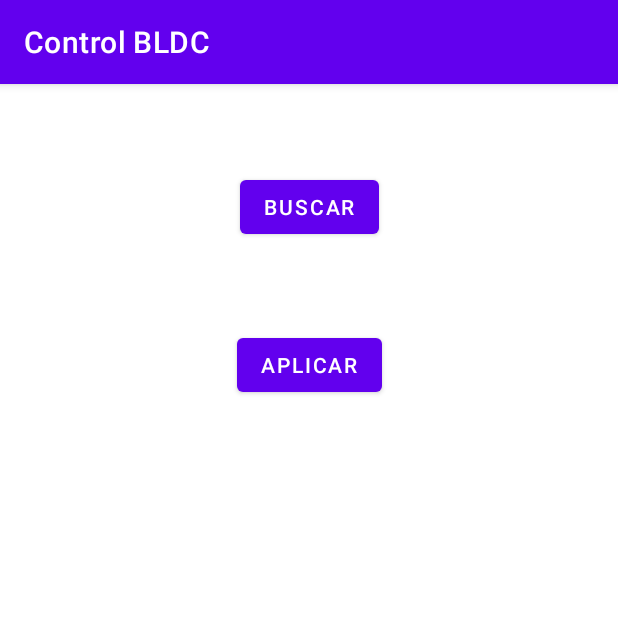
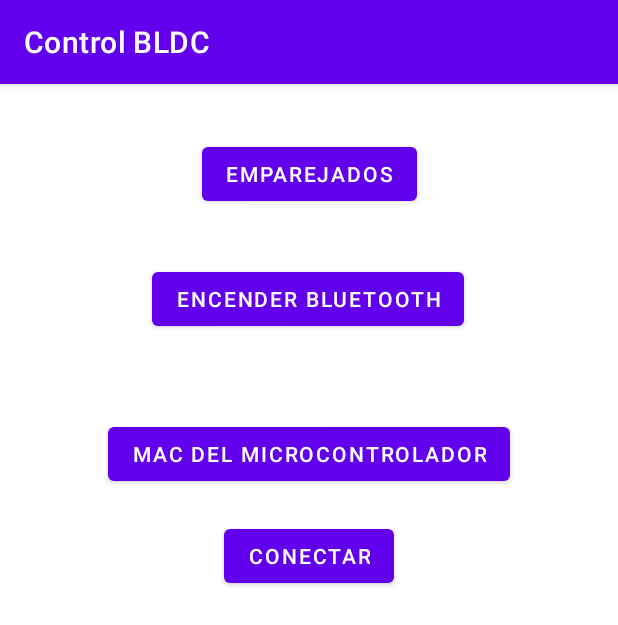
Before and after one commit to Darodbas/Control_BLDC, an Android app: the screen it shows after launch (MainActivity), on a phone screen of 412 x 824 dp. Shown: the top 625 px of the screen. Run offline under Robolectric (Android 15) with nearby library versions, the phone set to English and light mode, and no system bars.

Commit message:
pruebas conexion servidor

```diff
--- a/app/src/main/AndroidManifest.xml
+++ b/app/src/main/AndroidManifest.xml
@@ -9,6 +9,8 @@
 
     <uses-permission android:name="android.permission.BLUETOOTH_CONNECT" />
     <uses-permission android:name="android.permission.BLUETOOTH_CONNECT" />
+
+    <uses-permission android:name="android.permission.BLUETOOTH_SCAN" />
 
     <application
         android:allowBackup="true"
--- a/app/src/main/java/com/example/controlbldc/MainActivity.java
+++ b/app/src/main/java/com/example/controlbldc/MainActivity.java
@@ -1,42 +1,81 @@
 package com.example.controlbldc;
 
+import static java.util.UUID.fromString;
+
 import androidx.appcompat.app.AppCompatActivity;
-import androidx.fragment.app.FragmentActivity;
 
 import android.annotation.SuppressLint;
-import android.app.Activity;
 import android.bluetooth.BluetoothAdapter;
 import android.bluetooth.BluetoothDevice;
-import android.bluetooth.BluetoothManager;
-import android.content.Context;
+import android.bluetooth.BluetoothServerSocket;
+import android.bluetooth.BluetoothSocket;
 import android.content.Intent;
 import android.content.pm.PackageManager;
 import android.os.Bundle;
+import android.util.Log;
 import android.view.View;
 import android.widget.Button;
 import android.widget.TextView;
 import android.widget.Toast;
 
+import java.io.IOException;
 import java.util.Set;
+import java.util.UUID;
 
 public class MainActivity extends AppCompatActivity {
 
 
-    protected int REQUEST_ENABLE_BT=1;
-    protected  int numDisp=0;
-    protected String dispositivos="";
+    protected int REQUEST_ENABLE_BT = 1;
+    protected int numDisp = 0;
+    protected String dispositivosEmp = "";
+    protected String macMicro = "";
+    protected String nombreMicro = "DAVID-PC";
 
-    protected Button btBoton,btBuscar;
-    protected TextView tvMensaje,tvDisp;
+    protected Button btBoton, btPaired, btBuscar, btConectar;
+    public TextView tvMensaje, tvDisp, tvMAC;
+
+    protected UUID myUUID = fromString("9875E838-C3B2-CCC2-735D-0C9D92C2D64A");
+
+
     Intent enableBtIntent; // intent para activar bluetooth
 
     protected Set<BluetoothDevice> pairedDevices;
+    protected BluetoothDevice microControlador;
 
-    private BluetoothAdapter bluetoothAdapter = null;
+    public BluetoothAdapter bluetoothAdapter = null;
+
+    protected BluetoothServerSocket mmSocket;
+    protected BluetoothDevice mmDevice;
+    protected BluetoothSocket tmp;
 
 
+    @SuppressLint("MissingPermission")
+    protected void PairedDisp() { //crea pairedDevices y el String dispositivos y comprueba si alguno es el microcontrolador//
+        pairedDevices = bluetoothAdapter.getBondedDevices();
+        numDisp = 0;
+        dispositivosEmp = "";
 
-    protected void onActivityResult (int requestCode, int resultCode, Intent data) {
+        if (pairedDevices.size() > 0) {
+            // Hay dispositivos emparejados
+            macMicro = "";
+            for (BluetoothDevice device : pairedDevices) {
+                String deviceName = device.getName();
+                String deviceHardwareAddress = device.getAddress(); // MAC address
+
+                if (deviceName.equals(nombreMicro)) {
+                    macMicro = deviceHardwareAddress;
+                    nombreMicro = deviceName;
+                    microControlador = device;
+                }
+
+                dispositivosEmp = dispositivosEmp + "\r\n" + deviceName;
+                numDisp++;
+
+            }
+        }
+    }
+
+    protected void onActivityResult(int requestCode, int resultCode, Intent data) {
         super.onActivityResult(requestCode, resultCode, data);
 
         switch (requestCode) {
@@ -45,13 +84,13 @@ public class MainActivity extends AppCompatActivity {
                 if (resultCode == RESULT_OK) {
                     //bluetooth permitido
                     tvMensaje.setText("Bluetooth activado");
-                } else if(resultCode == RESULT_CANCELED) {
+                } else if (resultCode == RESULT_CANCELED) {
                     //bluetooth no permitido
                     tvMensaje.setText("Bluetooth sigue inactivo");
-                    }
+                }
 
-                }
         }
+    }
 
 
     @Override
@@ -60,12 +99,14 @@ public class MainActivity extends AppCompatActivity {
         setContentView(R.layout.activity_main);
 
         btBoton = findViewById(R.id.btBoton);
+        btPaired = findViewById(R.id.btPaired);
+        btBuscar = findViewById(R.id.btBuscar);
+        btConectar = findViewById(R.id.btConectar);
         tvMensaje = findViewById(R.id.tvMensaje);
-        btBuscar = findViewById(R.id.btBuscar);
         tvDisp = findViewById(R.id.tvDisp);
+        tvMAC = findViewById(R.id.tvMAC);
 
         bluetoothAdapter = BluetoothAdapter.getDefaultAdapter();
-
 
 
         if (bluetoothAdapter == null) {
@@ -85,34 +126,100 @@ public class MainActivity extends AppCompatActivity {
                 if (bluetoothAdapter == null || !bluetoothAdapter.isEnabled()) {
                     enableBtIntent = new Intent(BluetoothAdapter.ACTION_REQUEST_ENABLE);
                     startActivityForResult(enableBtIntent, REQUEST_ENABLE_BT);
-                }else{
+                } else {
                     tvMensaje.setText("Bluetooth activo");
                 }
             }
         });
 
+        btPaired.setOnClickListener(new View.OnClickListener() {
+
+            @Override
+            public void onClick(View view) {
+                PairedDisp();
+                tvDisp.setText("Dispositivos Emparejados:\n" + dispositivosEmp + "\n\n" + numDisp + " Dispositivos emparejados");
+            }
+
+        });
+
         btBuscar.setOnClickListener(new View.OnClickListener() {
-            @SuppressLint("MissingPermission")
+            @Override
+            public void onClick(View view) {
+                PairedDisp();
+                if (macMicro.length() > 0) {
+                    tvMAC.setText("Mac " + nombreMicro + ": " + macMicro);
+                } else {
+                    tvMAC.setText("Microcontrolador no encontrado");
+                }
+
+            }
+        });
+
+        btConectar.setOnClickListener(new View.OnClickListener() {
             @Override
             public void onClick(View view) {
 
-               pairedDevices = bluetoothAdapter.getBondedDevices();
-               numDisp=0;
-                dispositivos="";
 
-                if (pairedDevices.size() > 0) {
-                    // There are paired devices. Get the name and address of each paired device.
-                    for (BluetoothDevice device : pairedDevices) {
-                         String deviceName = device.getName();
-                        dispositivos = dispositivos +",   "+ deviceName;
-                        String deviceHardwareAddress = device.getAddress(); // MAC address
-                        numDisp++;
+                Conectar(microControlador);
 
-                        tvDisp.setText("Dispositivos Emparejados:   "+dispositivos);
-                    }
-                }
             }
         });
 
     }
-}
+
+
+    @SuppressLint("MissingPermission")
+    public void Conectar(BluetoothDevice device) {
+
+
+        mmDevice = device;
+
+        try {
+            mmSocket = bluetoothAdapter.listenUsingRfcommWithServiceRecord("BLDC_control", myUUID);
+        } catch (IOException e) {
+            tvMensaje.setText("");
+            tvDisp.setText("");
+            tvMAC.setText("MAL1");
+            Log.e("MIS MENSAJES", "error 1", e);
+        }
+
+        //RUN//
+        BluetoothSocket socket = null;
+        int salir=0;
+        // Keep listening until exception occurs or a socket is returned.
+        while (salir==0) {
+            try {
+                socket = mmSocket.accept();
+            } catch (IOException e) {
+                //Log.e(TAG, "Socket's accept() method failed", e);
+                tvMensaje.setText("");
+                tvDisp.setText("");
+                tvMAC.setText("MAL2");
+                break;
+            }
+
+            if (socket != null) {
+                // A connection was accepted. Perform work associated with
+                // the connection in a separate thread.
+                //manageMyConnectedSocket(socket);
+                try {
+                    mmSocket.close();
+                    tvMensaje.setText("");
+                    tvDisp.setText("");
+                    salir=1;
+                    tvMAC.setText("Conectado?");
+                } catch (IOException e) {
+                    tvMensaje.setText("");
+                    tvDisp.setText("");
+                    tvMAC.setText("MAL3");
+                }
+                break;
+            }
+
+        }
+
+
+
+        }
+
+    }
--- a/app/src/main/res/layout/activity_main.xml
+++ b/app/src/main/res/layout/activity_main.xml
@@ -11,25 +11,29 @@
         android:layout_width="wrap_content"
         android:layout_height="wrap_content"
         app:layout_constraintBottom_toBottomOf="parent"
+        app:layout_constraintHorizontal_bias="0.498"
         app:layout_constraintLeft_toLeftOf="parent"
         app:layout_constraintRight_toRightOf="parent"
-        app:layout_constraintTop_toTopOf="parent" />
+        app:layout_constraintTop_toTopOf="parent"
+        app:layout_constraintVertical_bias="0.478" />
 
     <Button
         android:id="@+id/btBoton"
         android:layout_width="wrap_content"
         android:layout_height="wrap_content"
-        android:text="Aplicar"
+        android:text="Encender Bluetooth"
         app:layout_constraintBottom_toTopOf="@+id/tvMensaje"
         app:layout_constraintEnd_toEndOf="parent"
+        app:layout_constraintHorizontal_bias="0.497"
         app:layout_constraintStart_toStartOf="parent"
-        app:layout_constraintTop_toTopOf="parent" />
+        app:layout_constraintTop_toTopOf="parent"
+        app:layout_constraintVertical_bias="0.386" />
 
     <Button
-        android:id="@+id/btBuscar"
+        android:id="@+id/btPaired"
         android:layout_width="wrap_content"
         android:layout_height="wrap_content"
-        android:text="Buscar"
+        android:text="Emparejados"
         app:layout_constraintBottom_toTopOf="@+id/btBoton"
         app:layout_constraintEnd_toEndOf="parent"
         app:layout_constraintStart_toStartOf="parent"
@@ -41,7 +45,39 @@
         android:layout_height="wrap_content"
         app:layout_constraintBottom_toBottomOf="parent"
         app:layout_constraintEnd_toEndOf="parent"
+        app:layout_constraintHorizontal_bias="0.501"
         app:layout_constraintStart_toStartOf="parent"
-        app:layout_constraintTop_toBottomOf="@+id/tvMensaje" />
+        app:layout_constraintTop_toBottomOf="@+id/tvMensaje"
+        app:layout_constraintVertical_bias="0.192" />
+
+    <Button
+        android:id="@+id/btBuscar"
+        android:layout_width="wrap_content"
+        android:layout_height="wrap_content"
+        android:text="Mac del microcontrolador"
+        app:layout_constraintBottom_toTopOf="@+id/tvMensaje"
+        app:layout_constraintEnd_toEndOf="parent"
+        app:layout_constraintStart_toStartOf="parent"
+        app:layout_constraintTop_toBottomOf="@+id/btBoton"
+        app:layout_constraintVertical_bias="0.386" />
+
+    <TextView
+        android:id="@+id/tvMAC"
+        android:layout_width="wrap_content"
+        android:layout_height="wrap_content"
+        app:layout_constraintBottom_toBottomOf="parent"
+        app:layout_constraintEnd_toEndOf="parent"
+        app:layout_constraintStart_toStartOf="parent"
+        app:layout_constraintTop_toBottomOf="@+id/tvDisp" />
+
+    <Button
+        android:id="@+id/btConectar"
+        android:layout_width="wrap_content"
+        android:layout_height="wrap_content"
+        android:text="Conectar"
+        app:layout_constraintBottom_toTopOf="@+id/tvMensaje"
+        app:layout_constraintEnd_toEndOf="parent"
+        app:layout_constraintStart_toStartOf="parent"
+        app:layout_constraintTop_toBottomOf="@+id/btBuscar" />
 
 </androidx.constraintlayout.widget.ConstraintLayout>
```
